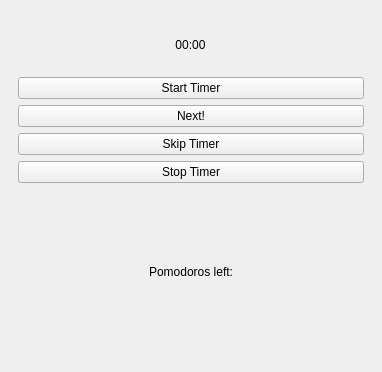
First picture: the form in mainwindow.ui, repository alexandra-len/PomodoroTimer, before the edit.
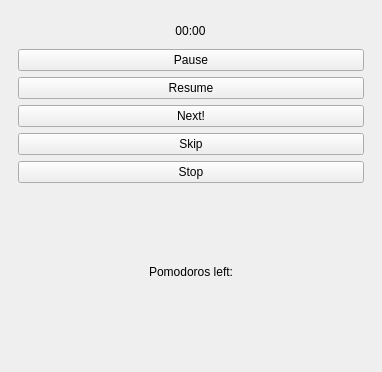
Second picture: the form after the edit. The open tabs and pages were chosen to show the change.

Patch:
```diff
--- a/mainwindow.ui
+++ b/mainwindow.ui
@@ -124,10 +124,10 @@
        <layout class="QGridLayout" name="gridLayout_6">
         <item row="0" column="0">
          <layout class="QGridLayout" name="gridLayout">
-          <item row="3" column="0">
+          <item row="4" column="0">
            <widget class="QPushButton" name="skipBtn">
             <property name="text">
-             <string>Skip Timer</string>
+             <string>Skip</string>
             </property>
            </widget>
           </item>
@@ -144,24 +144,31 @@
             </property>
            </widget>
           </item>
-          <item row="4" column="0">
+          <item row="5" column="0">
            <widget class="QPushButton" name="stopBtn">
             <property name="text">
-             <string>Stop Timer</string>
+             <string>Stop</string>
             </property>
            </widget>
           </item>
-          <item row="2" column="0">
+          <item row="1" column="0">
+           <widget class="QPushButton" name="pauseBtn">
+            <property name="text">
+             <string>Pause</string>
+            </property>
+           </widget>
+          </item>
+          <item row="3" column="0">
            <widget class="QPushButton" name="nextBtn">
             <property name="text">
              <string>Next!</string>
             </property>
            </widget>
           </item>
-          <item row="1" column="0">
-           <widget class="QPushButton" name="pauseBtn">
+          <item row="2" column="0">
+           <widget class="QPushButton" name="resumeBtn">
             <property name="text">
-             <string>Start Timer</string>
+             <string>Resume</string>
             </property>
            </widget>
           </item>
```
Left out of the diff: 22 changed lines with no effect on the pictures.
